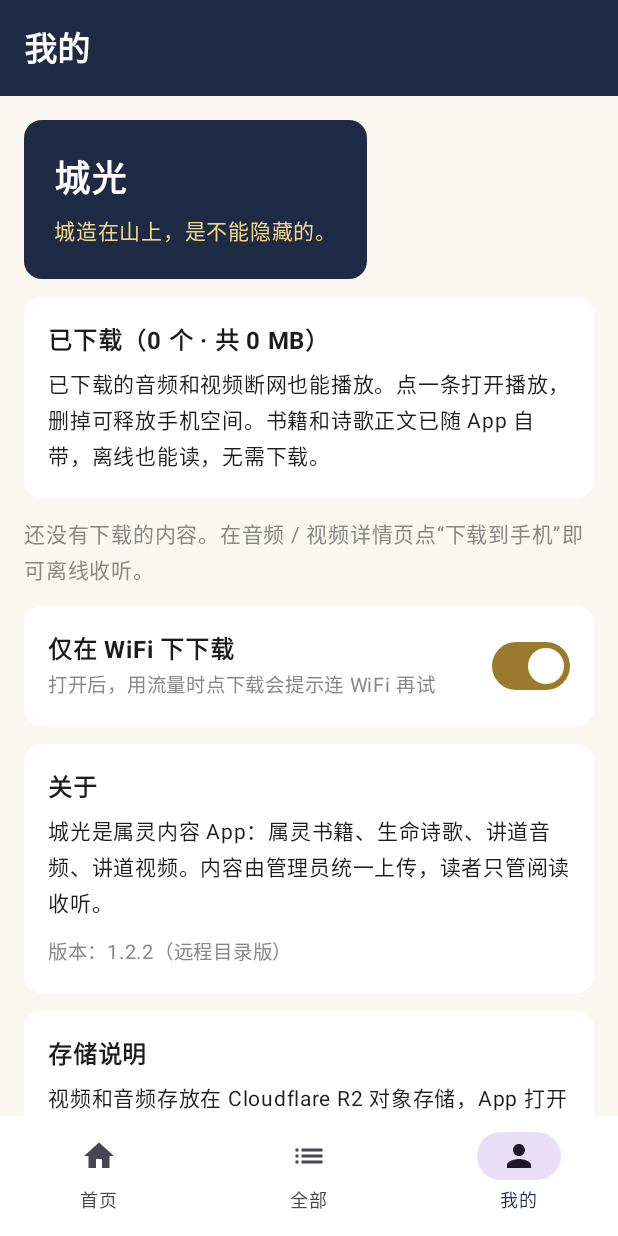
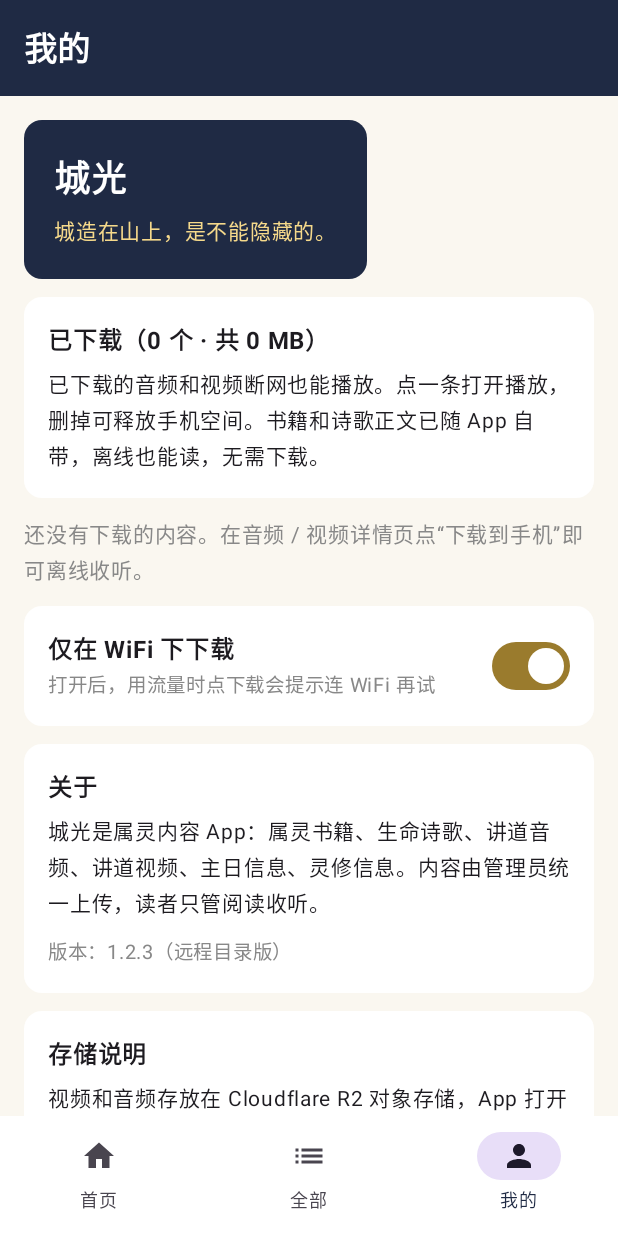
Before and after one commit to tiny-cs/chengguang-app, an Android app built with Jetpack Compose: the screen it shows after launch (MainActivity), item 3 of the bottom bar chosen, on a phone screen of 412 x 824 dp. Run offline under Robolectric (Android 15) with nearby library versions, the phone set to English and light mode, and no system bars; libraries missing offline, so code that uses them is left out: io.sentry, io.sentry.android; 1 statement that could not run was skipped.

Commit message:
v1.2.3: add 主日信息 and 灵修信息 audio categories

```diff
--- a/app/src/main/java/com/maihe/chengguang/Catalog.kt
+++ b/app/src/main/java/com/maihe/chengguang/Catalog.kt
@@ -28,7 +28,7 @@ data class CatalogItem(
     val createdAt: String = ""
 )
 
-val CATEGORIES = listOf("属灵书籍", "生命诗歌", "讲道音频", "讲道视频")
+val CATEGORIES = listOf("属灵书籍", "生命诗歌", "讲道音频", "讲道视频", "主日信息", "灵修信息")
 
 /**
  * 管理后台的目录地址。部署好 Worker 后把这里填成：
--- a/app/src/main/java/com/maihe/chengguang/MainActivity.kt
+++ b/app/src/main/java/com/maihe/chengguang/MainActivity.kt
@@ -65,12 +65,16 @@ private val Gold = Color(0xFF9A7B2D)
 private val Paper = Color(0xFFFAF7F0)
 private val Teal = Color(0xFF2E7D6B)
 private val Brick = Color(0xFF8E4A2F)
+private val Purple = Color(0xFF6A4C93)
+private val Leaf = Color(0xFF4C8C4A)
 
 fun categoryColor(category: String): Color = when (category) {
     "属灵书籍" -> Gold
     "生命诗歌" -> Navy
     "讲道音频" -> Teal
     "讲道视频" -> Brick
+    "主日信息" -> Purple
+    "灵修信息" -> Leaf
     else -> Navy
 }
 
@@ -289,6 +293,8 @@ fun CategoryCard(name: String, count: Int, modifier: Modifier = Modifier, onClic
                         "生命诗歌" -> "诗"
                         "讲道音频" -> "音"
                         "讲道视频" -> "视"
+                        "主日信息" -> "主"
+                        "灵修信息" -> "灵"
                         else -> "城"
                     },
                     color = Color.White,
@@ -478,9 +484,9 @@ fun MineScreen(items: List<CatalogItem>, downloads: DownloadStore, onItem: (Cata
                 Column(modifier = Modifier.padding(16.dp)) {
                     Text("关于", fontWeight = FontWeight.Bold, fontSize = 16.sp)
                     Spacer(modifier = Modifier.height(6.dp))
-                    Text("城光是属灵内容 App：属灵书籍、生命诗歌、讲道音频、讲道视频。内容由管理员统一上传，读者只管阅读收听。", fontSize = 14.sp)
+                    Text("城光是属灵内容 App：属灵书籍、生命诗歌、讲道音频、讲道视频、主日信息、灵修信息。内容由管理员统一上传，读者只管阅读收听。", fontSize = 14.sp)
                     Spacer(modifier = Modifier.height(8.dp))
-                    Text("版本：1.2.2（远程目录版）", fontSize = 13.sp, color = Color.Gray)
+                    Text("版本：1.2.3（远程目录版）", fontSize = 13.sp, color = Color.Gray)
                 }
             }
         }
```
Also changed, not shown: app/build.gradle.kts (+14 -2 lines), 1 other file.
